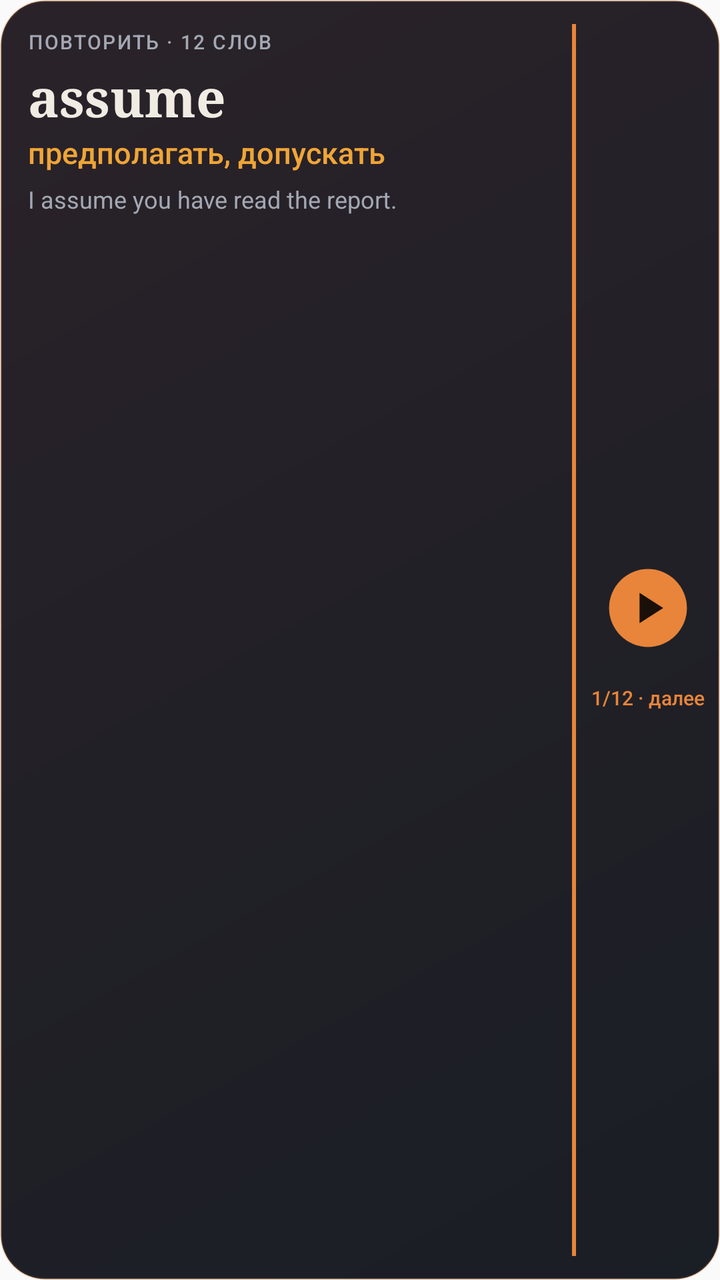
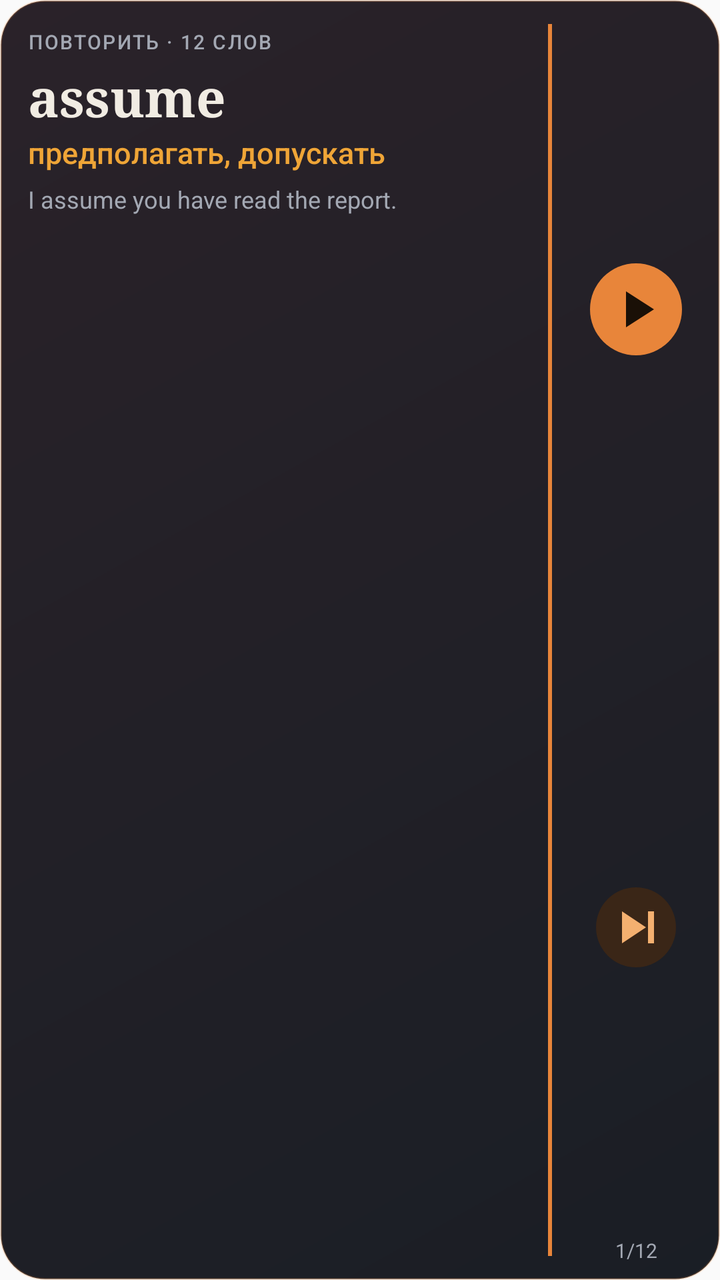

The first picture is an Android layout as it rendered before a commit; the second is the same layout after the commit. The layout source and the unified diff follow.
<!-- AndroidManifest.xml: application theme AppTheme -->
<!-- res/layout/word_widget.xml -->
<?xml version="1.0" encoding="utf-8"?>
<LinearLayout xmlns:android="http://schemas.android.com/apk/res/android"
    android:id="@+id/widget_root"
    android:layout_width="match_parent"
    android:layout_height="match_parent"
    android:orientation="horizontal"
    android:background="@drawable/widget_bg">

    <LinearLayout android:id="@+id/widget_text" android:layout_width="0dp" android:layout_weight="1" android:layout_height="match_parent"
        android:orientation="vertical" android:padding="14dp" android:clickable="true" android:focusable="true">

        <TextView android:id="@+id/widget_eyebrow" android:layout_width="match_parent" android:layout_height="wrap_content"
            android:text="ПОВТОРИТЬ · 12 СЛОВ" android:textColor="#A3A8B3" android:textSize="10sp" android:letterSpacing="0.08" android:fontFamily="sans-serif-medium" android:maxLines="1" android:ellipsize="end" />

        <TextView android:id="@+id/widget_word" android:layout_width="match_parent" android:layout_height="wrap_content" android:layout_marginTop="3dp"
            android:text="assume" android:textColor="#F1ECE3" android:textSize="26sp" android:fontFamily="serif" android:textStyle="bold" android:maxLines="1" android:ellipsize="end" />

        <TextView android:id="@+id/widget_ru" android:layout_width="match_parent" android:layout_height="wrap_content"
            android:text="предполагать, допускать" android:textColor="#EFA537" android:textSize="15sp" android:fontFamily="sans-serif-medium" android:maxLines="1" android:ellipsize="end" />

        <TextView android:id="@+id/widget_ex" android:layout_width="match_parent" android:layout_height="0dp" android:layout_weight="1" android:layout_marginTop="5dp"
            android:text="I assume you have read the report." android:textColor="#A3A8B3" android:textSize="12sp" android:maxLines="2" android:ellipsize="end" />
    </LinearLayout>

    <FrameLayout android:id="@+id/widget_divider" android:layout_width="2dp" android:layout_height="match_parent" android:layout_marginTop="12dp" android:layout_marginBottom="12dp" android:background="#E8853A" />

    <LinearLayout android:layout_width="72dp" android:layout_height="match_parent" android:orientation="vertical" android:gravity="center">
        <ImageView android:id="@+id/widget_play" android:layout_width="52dp" android:layout_height="52dp"
            android:src="@drawable/ic_widget_play" android:contentDescription="Озвучить" android:padding="4dp" />
        <TextView android:id="@+id/widget_next" android:layout_width="wrap_content" android:layout_height="wrap_content" android:layout_marginTop="6dp"
            android:text="1/12 · далее" android:textColor="#E8853A" android:textSize="10sp" android:fontFamily="sans-serif-medium" android:padding="6dp" android:maxLines="1" />
    </LinearLayout>
</LinearLayout>
<!-- resources referenced by this layout -->
<resources>
  <!-- drawable ic_widget_play (drawable) -->
  <vector xmlns:android="http://schemas.android.com/apk/res/android" android:width="52dp" android:height="52dp" android:viewportWidth="52" android:viewportHeight="52">
      <path android:fillColor="#E8853A" android:pathData="M26,3a23,23 0,1 1,0 46a23,23 0,1 1,0 -46z"/>
      <path android:fillColor="#1A1007" android:pathData="M21,17l14,9l-14,9z"/>
  </vector>
  <!-- drawable widget_bg (drawable) -->
  <?xml version="1.0" encoding="utf-8"?>
  <shape xmlns:android="http://schemas.android.com/apk/res/android" android:shape="rectangle">
      <gradient android:angle="315" android:startColor="#2A2229" android:endColor="#1A1E25" />
      <corners android:radius="22dp" />
      <stroke android:width="1dp" android:color="#33E8853A" />
  </shape>
  <style name="AppTheme" parent="Theme.AppCompat.DayNight.DarkActionBar">
          
          <item name="colorPrimary">@color/colorPrimary</item>
          <item name="colorPrimaryDark">@color/colorPrimaryDark</item>
          <item name="colorAccent">@color/colorAccent</item>
      </style>
  <color name="colorPrimary">#E8853A</color>
  <color name="colorPrimaryDark">#14171C</color>
  <color name="colorAccent">#E8853A</color>
</resources>

<!-- the commit's change to res/layout/word_widget.xml (unified diff, before → after) -->
@@ -24,10 +24,13 @@
 
     <FrameLayout android:id="@+id/widget_divider" android:layout_width="2dp" android:layout_height="match_parent" android:layout_marginTop="12dp" android:layout_marginBottom="12dp" android:background="#E8853A" />
 
-    <LinearLayout android:layout_width="72dp" android:layout_height="match_parent" android:orientation="vertical" android:gravity="center">
-        <ImageView android:id="@+id/widget_play" android:layout_width="52dp" android:layout_height="52dp"
-            android:src="@drawable/ic_widget_play" android:contentDescription="Озвучить" android:padding="4dp" />
-        <TextView android:id="@+id/widget_next" android:layout_width="wrap_content" android:layout_height="wrap_content" android:layout_marginTop="6dp"
-            android:text="1/12 · далее" android:textColor="#E8853A" android:textSize="10sp" android:fontFamily="sans-serif-medium" android:padding="6dp" android:maxLines="1" />
+    
+    <LinearLayout android:layout_width="84dp" android:layout_height="match_parent" android:orientation="vertical">
+        <ImageView android:id="@+id/widget_play" android:layout_width="match_parent" android:layout_height="0dp" android:layout_weight="1"
+            android:src="@drawable/ic_widget_play" android:contentDescription="Озвучить" android:scaleType="centerInside" android:padding="10dp" />
+        <ImageView android:id="@+id/widget_next" android:layout_width="match_parent" android:layout_height="0dp" android:layout_weight="1"
+            android:src="@drawable/ic_widget_next" android:contentDescription="Следующее слово" android:scaleType="centerInside" android:padding="12dp" />
+        <TextView android:id="@+id/widget_counter" android:layout_width="match_parent" android:layout_height="wrap_content"
+            android:text="1/12" android:gravity="center" android:textColor="#A3A8B3" android:textSize="10sp" android:paddingBottom="8dp" android:maxLines="1" />
     </LinearLayout>
 </LinearLayout>
<!-- resource entries referenced after the edit -->
@@ -1,5 +1,10 @@
 <!-- resources referenced by this layout -->
 <resources>
+  <!-- drawable ic_widget_next (drawable) -->
+  <vector xmlns:android="http://schemas.android.com/apk/res/android" android:width="48dp" android:height="48dp" android:viewportWidth="48" android:viewportHeight="48">
+      <path android:fillColor="#3A2617" android:pathData="M24,4a20,20 0,1 1,0 40a20,20 0,1 1,0 -40z"/>
+      <path android:fillColor="#F4B070" android:pathData="M17,16l12,8l-12,8z M30,16h3v16h-3z"/>
+  </vector>
   <!-- drawable ic_widget_play (drawable) -->
   <vector xmlns:android="http://schemas.android.com/apk/res/android" android:width="52dp" android:height="52dp" android:viewportWidth="52" android:viewportHeight="52">
       <path android:fillColor="#E8853A" android:pathData="M26,3a23,23 0,1 1,0 46a23,23 0,1 1,0 -46z"/>
